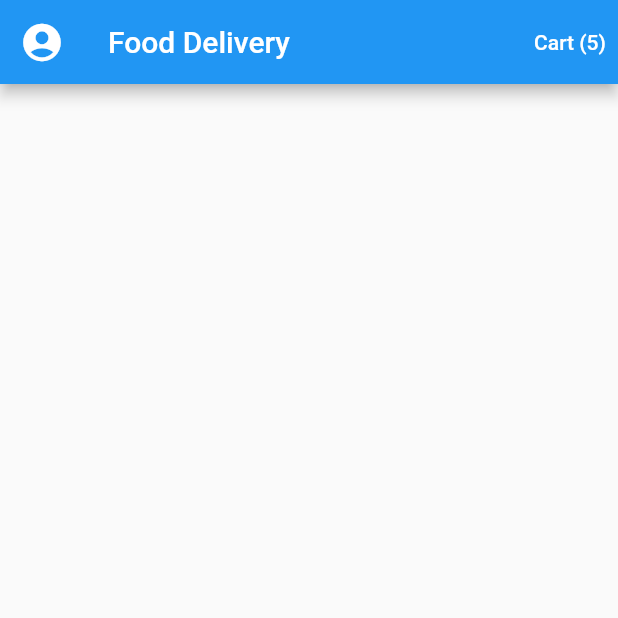
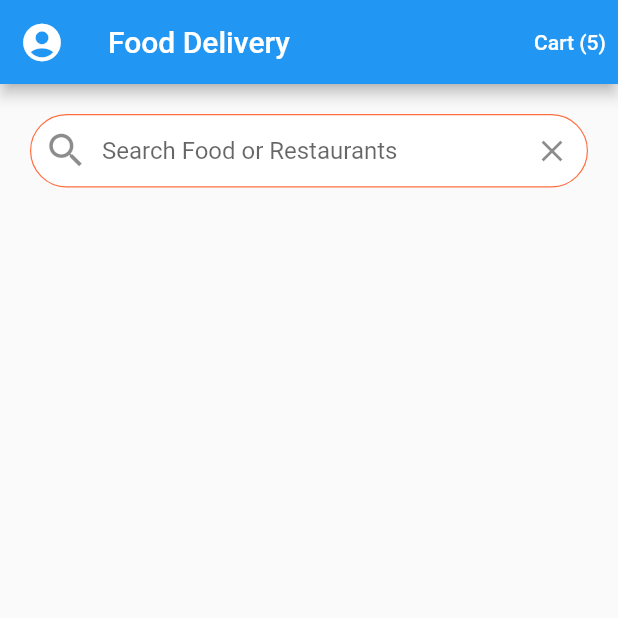
Before and after one commit to ivantrj/food_delivery_flutter, a Flutter app: the screen it shows after launch, on a phone screen of 412 x 824 dp, the top half of it. Run offline on Flutter 3.47's test engine with Material 2 defaults, Android fonts, the phone set to English and light mode, and no system bars.

Commit message:
add search bar

```diff
--- a/lib/screens/home_screen.dart
+++ b/lib/screens/home_screen.dart
@@ -29,6 +29,40 @@ class _HomeScreenState extends State<HomeScreen> {
           )
         ],
       ),
+      body: ListView(
+        children: [
+          Padding(
+            padding: const EdgeInsets.all(20.0),
+            child: TextField(
+              decoration: InputDecoration(
+                contentPadding: const EdgeInsets.symmetric(vertical: 15.0),
+                fillColor: Colors.white,
+                filled: true,
+                border: OutlineInputBorder(
+                  borderRadius: BorderRadius.circular(30.0),
+                  borderSide: const BorderSide(width: 0.8),
+                ),
+                enabledBorder: OutlineInputBorder(
+                  borderRadius: BorderRadius.circular(30.0),
+                  borderSide: BorderSide(
+                    width: 0.8,
+                    color: Theme.of(context).primaryColor,
+                  ),
+                ),
+                hintText: 'Search Food or Restaurants',
+                prefixIcon: const Icon(
+                  Icons.search,
+                  size: 30.0,
+                ),
+                suffixIcon: IconButton(
+                  icon: const Icon(Icons.clear),
+                  onPressed: () {},
+                ),
+              ),
+            ),
+          ),
+        ],
+      ),
     );
   }
 }
```
